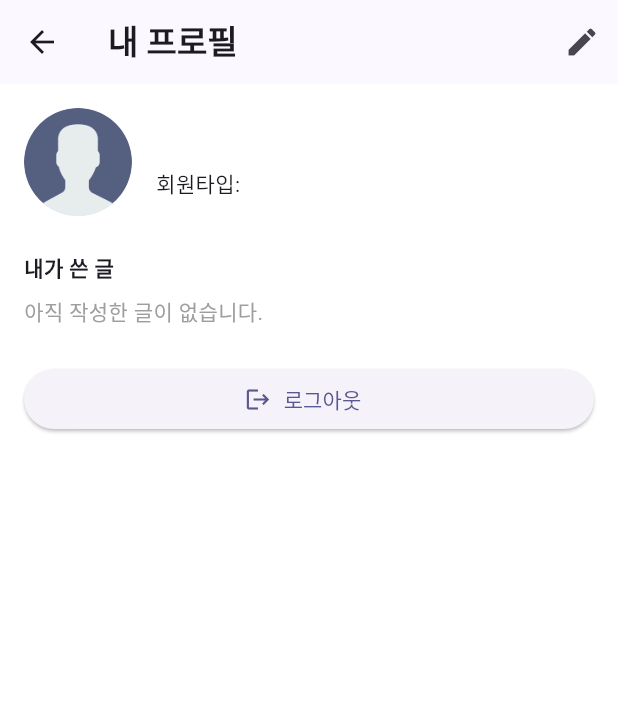
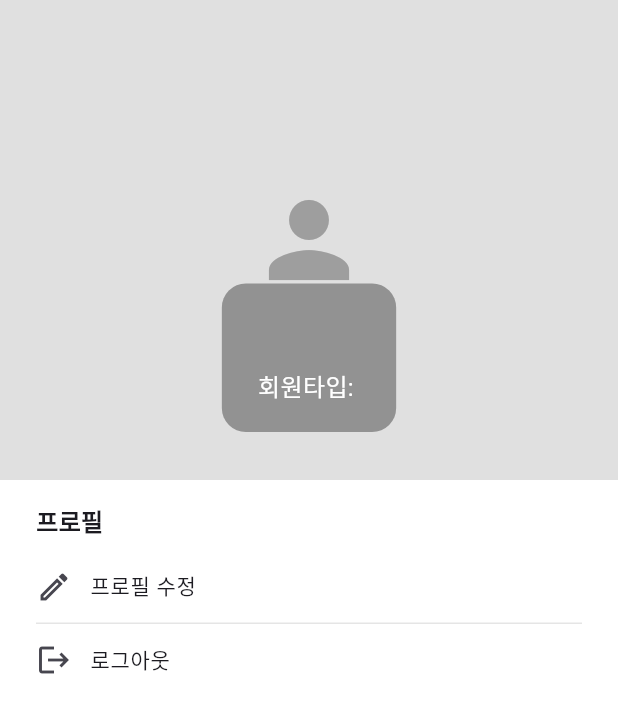
Before and after one commit to ayz1070/youmr_v2, a Flutter app: the ProfilePage screen opened directly, on a phone screen of 412 x 824 dp. Shown: the top 713 px of the screen. Run offline on Flutter 3.47's test engine with Material 3 defaults, Android fonts, the phone set to English and light mode, and no system bars; our stand-ins replace cloud_firestore, firebase_auth, firebase_core, google_sign_in, shimmer, youtube_player_flutter; accounts and stored records are empty; Roboto replaces fonts that are missing (Montserrat).

Commit message:
[ui] 프로필 페이지 수정 #1

```diff
--- a/lib/features/profile/presentation/pages/profile_page.dart
+++ b/lib/features/profile/presentation/pages/profile_page.dart
@@ -62,85 +62,121 @@ class _ProfilePageState extends State<ProfilePage> {
       return const Center(child: Text('내 정보 불러오기 실패'));
     }
     final isAdmin = _userData!['userType'] == 'admin' || _userData!['userType'] == 'developer';
+    final profileImageUrl = _userData!['profileImageUrl'] != null && _userData!['profileImageUrl'] != ''
+        ? _userData!['profileImageUrl']
+        : null;
     return Scaffold(
-      appBar: AppBar(
-        title: const Text('내 프로필'),
-        actions: [
-          IconButton(
-            icon: const Icon(Icons.edit),
-            tooltip: '프로필 수정',
-            onPressed: _editProfile,
+      extendBodyBehindAppBar: true,
+      body: SafeArea(
+        child: SingleChildScrollView(
+          child: Column(
+            children: [
+              // 상단 프로필 이미지 + 정보 overlay
+              Stack(
+                children: [
+                  SizedBox(
+                    width: double.infinity,
+                    height: 320,
+                    child: profileImageUrl != null
+                        ? Image.network(
+                            profileImageUrl,
+                            fit: BoxFit.cover,
+                            width: double.infinity,
+                            height: 320,
+                            errorBuilder: (context, error, stackTrace) => Container(
+                              color: Colors.grey[300],
+                              width: double.infinity,
+                              height: 320,
+                              child: Icon(Icons.person, size: 80, color: Colors.grey[500]),
+                            ),
+                          )
+                        : Container(
+                            color: Colors.grey[300],
+                            width: double.infinity,
+                            height: 320,
+                            child: Icon(Icons.person, size: 80, color: Colors.grey[500]),
+                          ),
+                  ),
+                  Positioned(
+                    left: 0,
+                    right: 0,
+                    bottom: 32,
+                    child: Center(
+                      child: Container(
+                        padding: const EdgeInsets.symmetric(vertical: 18, horizontal: 24),
+                        decoration: BoxDecoration(
+                          color: Colors.black.withOpacity(0.35),
+                          borderRadius: BorderRadius.circular(16),
+                        ),
+                        child: Column(
+                          mainAxisSize: MainAxisSize.min,
+                          children: [
+                            Text(
+                              _userData!['nickname'] ?? '',
+                              style: const TextStyle(
+                                color: Colors.white,
+                                fontSize: 22,
+                                fontWeight: FontWeight.bold,
+                                shadows: [Shadow(color: Colors.black38, blurRadius: 4)],
+                              ),
+                            ),
+                            const SizedBox(height: 8),
+                            Text(
+                              '회원타입: ${_userData!['userType'] ?? ''}',
+                              style: const TextStyle(color: Colors.white, fontSize: 16),
+                            ),
+                            if ((_userData!['userType'] ?? '') == 'offline_member')
+                              Text(
+                                '요일: ${_userData!['dayOfWeek'] ?? ''}',
+                                style: const TextStyle(color: Colors.white, fontSize: 16),
                               ),
                           ],
                         ),
-      body: ListView(
-        padding: const EdgeInsets.all(16),
-        children: [
-          // 내 정보
-          Row(
-            children: [
-              CircleAvatar(
-                radius: 36,
-                backgroundImage: _userData!['profileImageUrl'] != null && _userData!['profileImageUrl'] != ''
-                    ? NetworkImage(_userData!['profileImageUrl'])
-                    : const AssetImage('assets/images/default_profile.png') as ImageProvider,
                       ),
-              const SizedBox(width: 16),
-              Expanded(
-                child: Column(
-                  crossAxisAlignment: CrossAxisAlignment.start,
-                  children: [
-                    Text(_userData!['nickname'] ?? '', style: const TextStyle(fontSize: 20, fontWeight: FontWeight.bold)),
-                    Text('회원타입: ${_userData!['userType'] ?? ''}'),
-                    if ((_userData!['userType'] ?? '') == 'offline_member')
-                      Text('요일: ${_userData!['dayOfWeek'] ?? ''}'),
-                  ],
                     ),
                   ),
                 ],
               ),
-          const SizedBox(height: 24),
-          // 내가 쓴 글
-          const Text('내가 쓴 글', style: TextStyle(fontWeight: FontWeight.bold)),
-          const SizedBox(height: 8),
-          StreamBuilder<QuerySnapshot<Map<String, dynamic>>>(
-            stream: FirebaseFirestore.instance
-                .collection('posts')
-                .where('authorId', isEqualTo: user?.uid)
-                .orderBy('createdAt', descending: true)
-                .snapshots(),
-            builder: (context, snapshot) {
-              if (snapshot.connectionState == ConnectionState.waiting) {
-                return const Center(child: CircularProgressIndicator());
-              }
-              final docs = snapshot.data?.docs ?? [];
-              if (docs.isEmpty) {
-                return const Text('아직 작성한 글이 없습니다.', style: TextStyle(color: Colors.grey));
-              }
-              return ListView.separated(
-                shrinkWrap: true,
-                physics: const NeverScrollableScrollPhysics(),
-                itemCount: docs.length,
-                separatorBuilder: (_, __) => const Divider(height: 1),
-                itemBuilder: (context, idx) {
-                  final post = docs[idx].data();
-                  return ListTile(
-                    title: Text(post['title'] ?? ''),
-                    subtitle: Text('${post['category'] ?? ''} • ${(post['createdAt'] as Timestamp?)?.toDate().toString().substring(0, 16) ?? ''}'),
-                  );
-                },
-              );
-            },
+              const SizedBox(height: 16),
+              // 소제목
+              Padding(
+                padding: const EdgeInsets.fromLTRB(24, 0, 24, 8),
+                child: Row(
+                  children: const [
+                    Text('프로필', style: TextStyle(fontWeight: FontWeight.bold, fontSize: 16)),
+                  ],
                 ),
-          const SizedBox(height: 24),
-          // 설정/로그아웃
-          ElevatedButton.icon(
-            onPressed: _logout,
-            icon: const Icon(Icons.logout),
-            label: const Text('로그아웃'),
               ),
-          const SizedBox(height: 24),
+              // 메뉴 리스트 (프로필 수정, 로그아웃)
+              Padding(
+                padding: const EdgeInsets.symmetric(horizontal: 0),
+                child: Column(
+                  children: [
+                    ListTile(
+                      leading: const Icon(Icons.edit_outlined),
+                      title: const Text('프로필 수정', style: TextStyle(fontSize: 14)),
+                      onTap: _editProfile,
+                      contentPadding: const EdgeInsets.symmetric(horizontal: 24),
+                      visualDensity: VisualDensity.compact,
+                    ),
+                    const Divider(height: 1, thickness: 1, indent: 24, endIndent: 24),
+                    ListTile(
+                      leading: const Icon(Icons.logout),
+                      title: const Text('로그아웃', style: TextStyle(fontSize: 14)),
+                      onTap: _logout,
+                      contentPadding: const EdgeInsets.symmetric(horizontal: 24),
+                      visualDensity: VisualDensity.compact,
+                    ),
+                  ],
+                ),
+              ),
+              const SizedBox(height: 32),
               // 관리자 메뉴
+              Padding(
+                padding: const EdgeInsets.symmetric(horizontal: 24),
+                child: Column(
+                  crossAxisAlignment: CrossAxisAlignment.stretch,
+                  children: [
                     if (isAdmin)
                       Card(
                         color: Colors.blue[50],
@@ -153,6 +189,11 @@ class _ProfilePageState extends State<ProfilePage> {
                       ),
                   ],
                 ),
+              ),
+            ],
+          ),
+        ),
+      ),
     );
   }
 }
```
Lines whose indentation alone changed are shown as unchanged.
